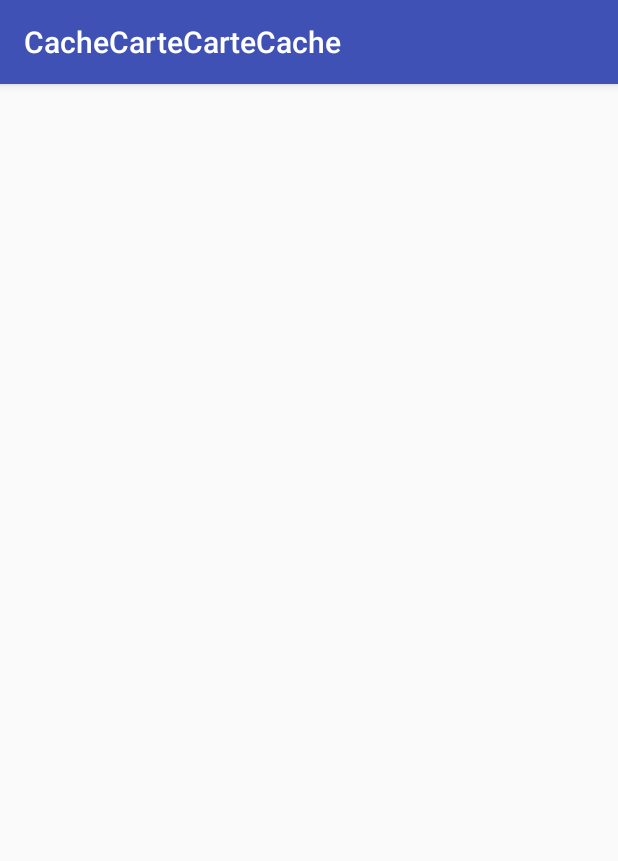
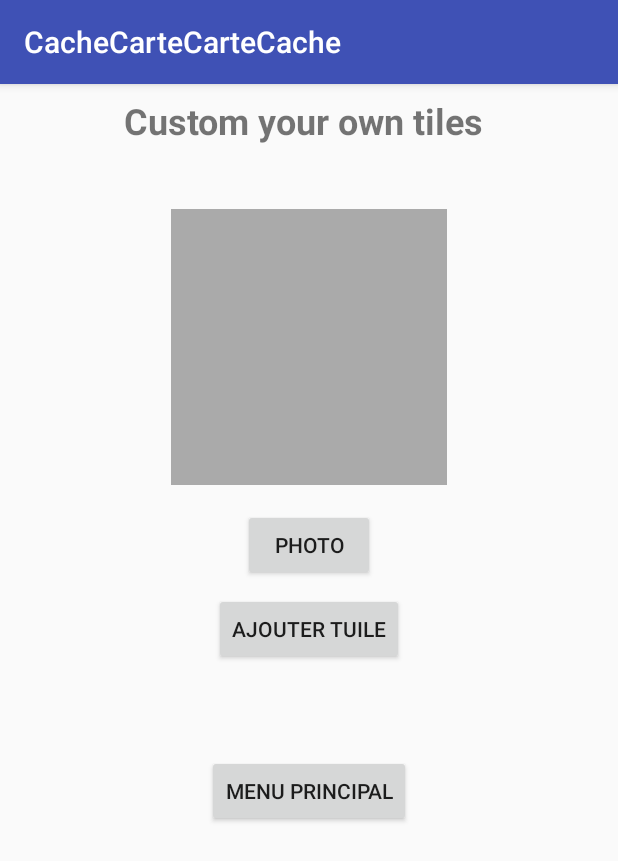
Before and after one commit to ThimbleDice/ProjetAndroid, an Android app: the CustomTilesActivity screen opened directly, with no data from a screen before it, on a phone screen of 412 x 824 dp. Shown: the top 861 px of the screen. Run offline under Robolectric (Android 15) with nearby library versions, the phone set to English and light mode, and no system bars.

Commit message:
Activiter créés et navigation entre aussi

```diff
--- a/app/src/main/java/cachecartecartecache/emp/com/cachecartecartecache/CustomTilesActivity.java
+++ b/app/src/main/java/cachecartecartecache/emp/com/cachecartecartecache/CustomTilesActivity.java
@@ -1,7 +1,9 @@
 package cachecartecartecache.emp.com.cachecartecartecache;
 
+import android.content.Intent;
 import android.support.v7.app.AppCompatActivity;
 import android.os.Bundle;
+import android.view.View;
 
 public class CustomTilesActivity extends AppCompatActivity {
 
@@ -9,5 +11,20 @@ public class CustomTilesActivity extends AppCompatActivity {
     protected void onCreate(Bundle savedInstanceState) {
         super.onCreate(savedInstanceState);
         setContentView(R.layout.activity_custom_tiles);
+        setListener();
+    }
+
+    private void setListener(){
+        findViewById(R.id.btn_back_to_menu).setOnClickListener(new View.OnClickListener() {
+            @Override
+            public void onClick(View v) {
+                sendToMenu();
+            }
+        });
+    }
+
+    private void sendToMenu(){
+        Intent intentSendMenu = new Intent(this, MainActivity.class);
+        startActivity(intentSendMenu);
     }
 }
--- a/app/src/main/res/layout/activity_custom_tiles.xml
+++ b/app/src/main/res/layout/activity_custom_tiles.xml
@@ -6,4 +6,81 @@
     android:layout_height="match_parent"
     tools:context=".CustomTilesActivity">
 
+    <TextView
+        android:id="@+id/textView2"
+        android:layout_width="247dp"
+        android:layout_height="35dp"
+        android:layout_marginEnd="8dp"
+        android:layout_marginStart="8dp"
+        android:layout_marginTop="8dp"
+        android:text="Custom your own tiles"
+        android:textAllCaps="false"
+        android:textSize="24sp"
+        android:textStyle="bold"
+        app:layout_constraintEnd_toEndOf="parent"
+        app:layout_constraintStart_toStartOf="parent"
+        app:layout_constraintTop_toTopOf="parent" />
+
+    <Button
+        android:id="@+id/btn_back_to_menu"
+        android:layout_width="wrap_content"
+        android:layout_height="wrap_content"
+        android:layout_marginEnd="8dp"
+        android:layout_marginStart="8dp"
+        android:layout_marginTop="60dp"
+        android:text="Menu Principal"
+        app:layout_constraintEnd_toEndOf="parent"
+        app:layout_constraintStart_toStartOf="parent"
+        app:layout_constraintTop_toBottomOf="@+id/button3" />
+
+    <android.support.constraint.ConstraintLayout
+        android:id="@+id/constraintLayout"
+        android:layout_width="200dp"
+        android:layout_height="200dp"
+        android:layout_marginEnd="8dp"
+        android:layout_marginStart="8dp"
+        android:layout_marginTop="32dp"
+        app:layout_constraintEnd_toEndOf="parent"
+        app:layout_constraintStart_toStartOf="parent"
+        app:layout_constraintTop_toBottomOf="@+id/textView2">
+
+        <ImageView
+            android:id="@+id/imageView"
+            android:layout_width="0dp"
+            android:layout_height="0dp"
+            android:layout_marginBottom="8dp"
+            android:layout_marginEnd="8dp"
+            android:layout_marginStart="8dp"
+            android:layout_marginTop="8dp"
+            app:layout_constraintBottom_toBottomOf="parent"
+            app:layout_constraintEnd_toEndOf="parent"
+            app:layout_constraintHorizontal_bias="0.481"
+            app:layout_constraintStart_toStartOf="parent"
+            app:layout_constraintTop_toTopOf="parent"
+            app:srcCompat="@android:color/darker_gray" />
+    </android.support.constraint.ConstraintLayout>
+
+    <Button
+        android:id="@+id/button3"
+        android:layout_width="wrap_content"
+        android:layout_height="wrap_content"
+        android:layout_marginEnd="8dp"
+        android:layout_marginStart="8dp"
+        android:layout_marginTop="8dp"
+        android:text="Ajouter tuile"
+        app:layout_constraintEnd_toEndOf="parent"
+        app:layout_constraintStart_toStartOf="parent"
+        app:layout_constraintTop_toBottomOf="@+id/button4" />
+
+    <Button
+        android:id="@+id/button4"
+        android:layout_width="wrap_content"
+        android:layout_height="wrap_content"
+        android:layout_marginEnd="8dp"
+        android:layout_marginStart="8dp"
+        android:layout_marginTop="8dp"
+        android:text="Photo"
+        app:layout_constraintEnd_toEndOf="parent"
+        app:layout_constraintStart_toStartOf="parent"
+        app:layout_constraintTop_toBottomOf="@+id/constraintLayout" />
 </android.support.constraint.ConstraintLayout>
```
Also changed, not shown: 3 other files.
